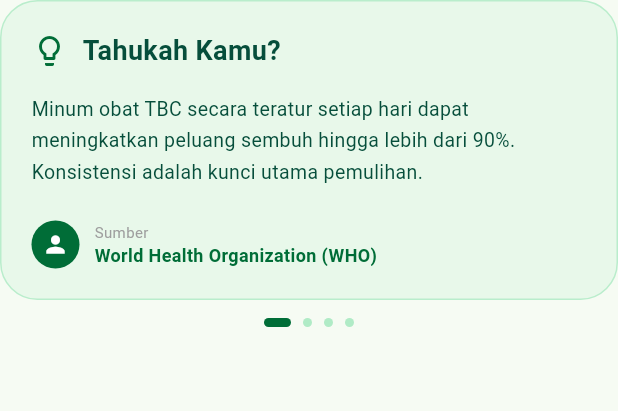
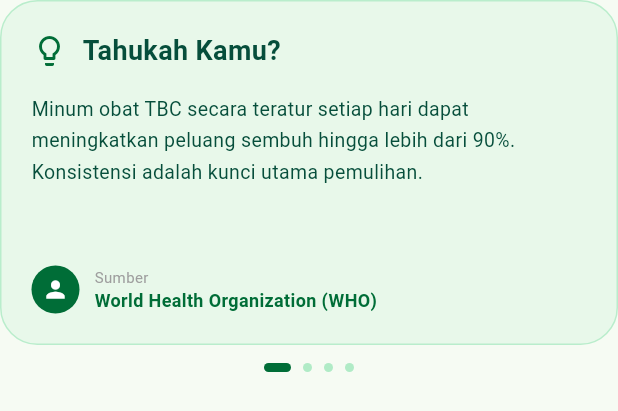
Before and after one commit to winarahmalia/tbc_tracker, a Flutter app: the InfoCarousel widget shown alone on an empty page, opened directly, on a phone screen of 412 x 824 dp. Shown: the top 411 px of the screen. Run offline on Flutter 3.47's test engine with Material 3 defaults, Android fonts, the phone set to English and light mode, and no system bars.

```diff
--- a/lib/widgets/info_carousel.dart
+++ b/lib/widgets/info_carousel.dart
@@ -74,7 +74,7 @@ class _InfoCarouselState extends State<InfoCarousel> {
       children: [
         // ─── Carousel (Card) ────────────────────────────────────────────────
         SizedBox(
-          height: 200,
+          height: 230,
           child: PageView.builder(
             controller: _pageController,
             itemCount: _items.length,
```
